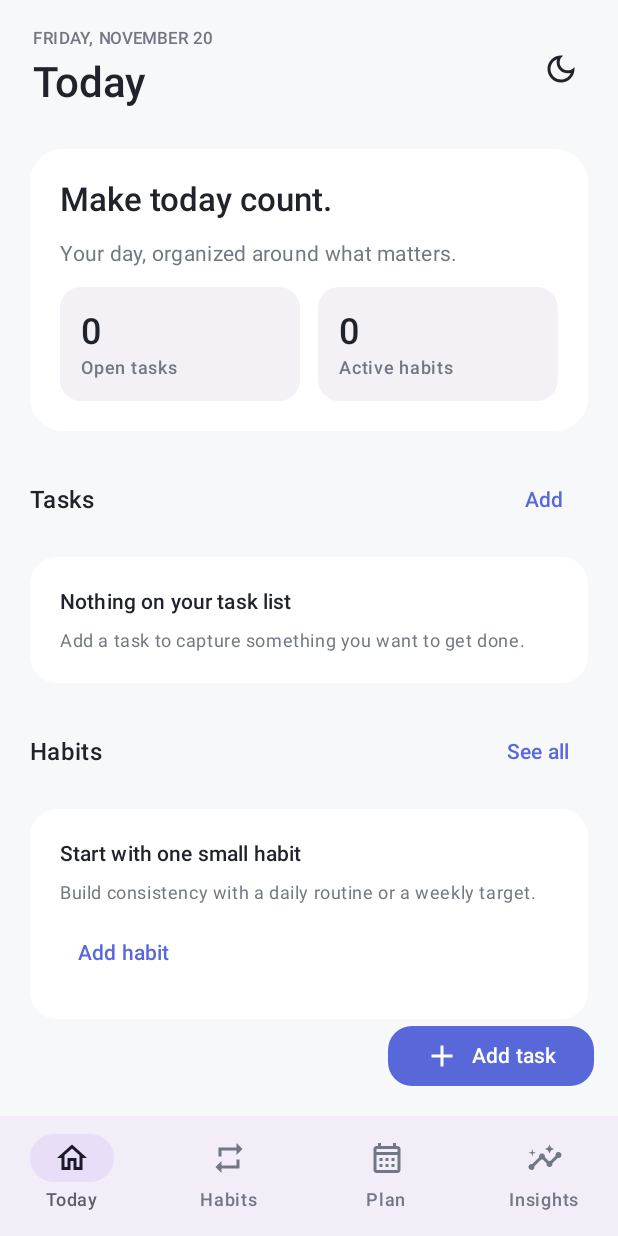
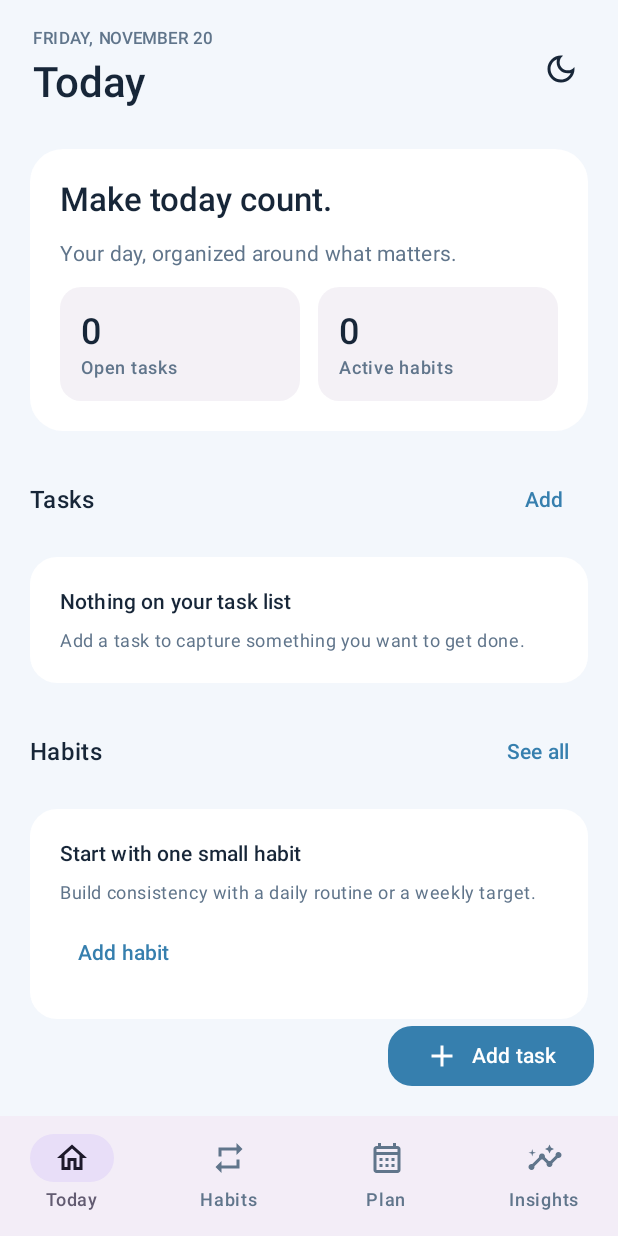
Before and after one commit to jeyms-what/dayflow_android, an Android app built with Jetpack Compose: the screen it shows after launch (MainActivity), on a phone screen of 412 x 824 dp. Run offline under Robolectric (Android 15) with nearby library versions, the phone set to English and light mode, and no system bars; our stand-ins replace Dagger/Hilt's generated code, Room's generated code.

Commit message:
design: add subtle fantasy-inspired Dayflow palette

```diff
--- a/app/src/main/java/com/dayflow/core/designsystem/theme/Color.kt
+++ b/app/src/main/java/com/dayflow/core/designsystem/theme/Color.kt
@@ -2,14 +2,28 @@ package com.dayflow.core.designsystem.theme
 
 import androidx.compose.ui.graphics.Color
 
-val DayflowLightPrimary = Color(0xFF5968D8)
-val DayflowLightBackground = Color(0xFFF7F8FA)
+// Dayflow's palette keeps the fantasy influence restrained: deep night blues,
+// cool cyan highlights, muted teal progress colors, and a soft lavender accent.
+val DayflowLightPrimary = Color(0xFF367FAE)
+val DayflowLightBackground = Color(0xFFF3F7FC)
 val DayflowLightSurface = Color(0xFFFFFFFF)
-val DayflowLightOnSurface = Color(0xFF20232B)
-val DayflowLightOnSurfaceVariant = Color(0xFF717784)
+val DayflowLightSurfaceVariant = Color(0xFFE8F0F8)
+val DayflowLightOnSurface = Color(0xFF172638)
+val DayflowLightOnSurfaceVariant = Color(0xFF60758B)
+val DayflowLightOutline = Color(0xFFCFDCE9)
+val DayflowLightPrimaryContainer = Color(0xFFDCEFFC)
+val DayflowLightOnPrimaryContainer = Color(0xFF173B59)
+val DayflowLightSecondary = Color(0xFF287E76)
+val DayflowLightTertiary = Color(0xFF7666B2)
 
-val DayflowDarkPrimary = Color(0xFFA5B4FC)
-val DayflowDarkBackground = Color(0xFF000000)
-val DayflowDarkSurface = Color(0xFF101114)
-val DayflowDarkOnSurface = Color(0xFFF2F3F5)
-val DayflowDarkOnSurfaceVariant = Color(0xFF9CA3AF)
+val DayflowDarkPrimary = Color(0xFF86D4F5)
+val DayflowDarkBackground = Color(0xFF071321)
+val DayflowDarkSurface = Color(0xFF0E1D30)
+val DayflowDarkSurfaceVariant = Color(0xFF172A41)
+val DayflowDarkOnSurface = Color(0xFFEEF5FF)
+val DayflowDarkOnSurfaceVariant = Color(0xFFA3B5CB)
+val DayflowDarkOutline = Color(0xFF29415B)
+val DayflowDarkPrimaryContainer = Color(0xFF153653)
+val DayflowDarkOnPrimaryContainer = Color(0xFFDDF4FF)
+val DayflowDarkSecondary = Color(0xFF75D8BC)
+val DayflowDarkTertiary = Color(0xFFB6A5F2)
```
